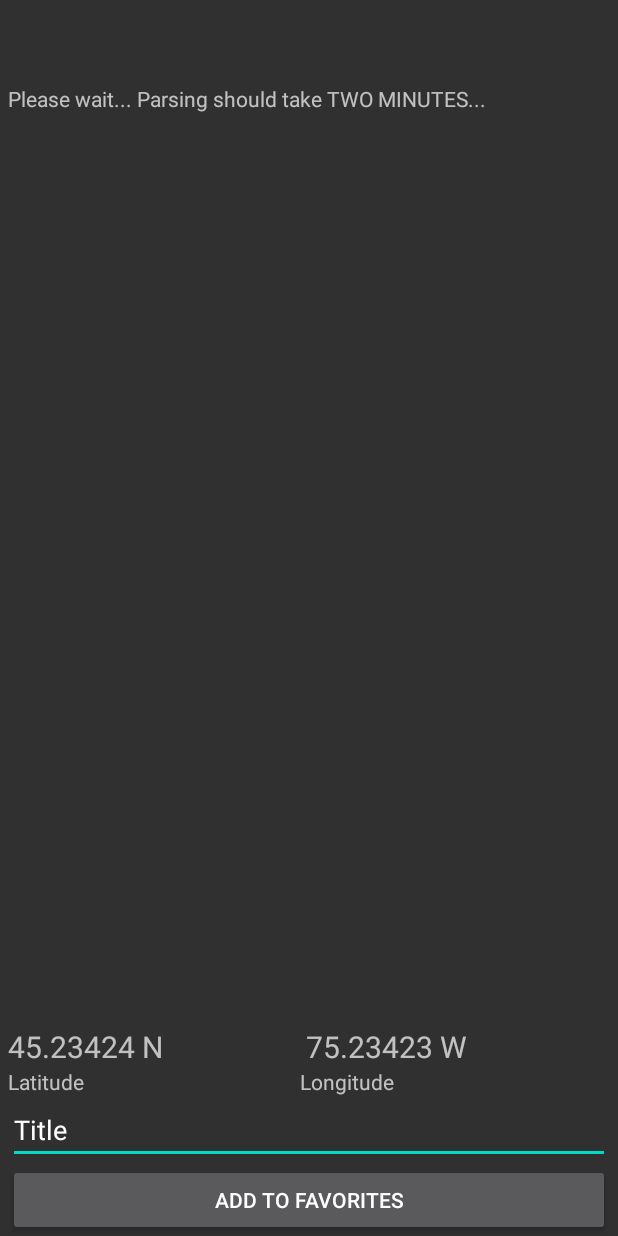
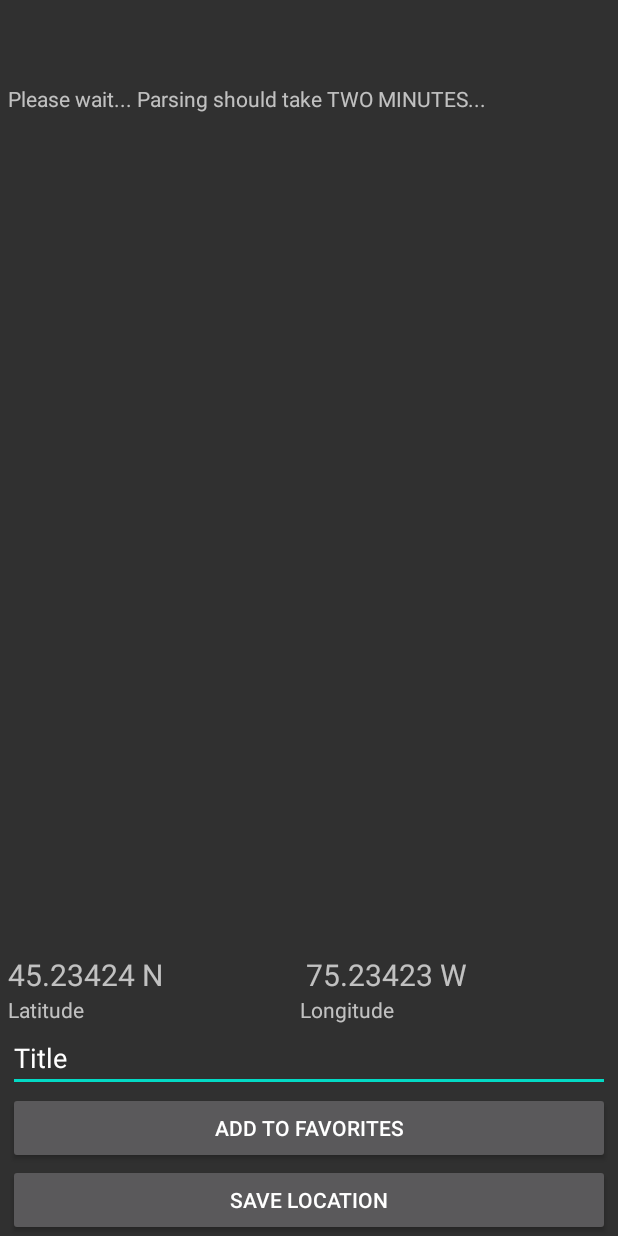
Before and after one commit to leun0090/nasa_earth_imagery_database, an Android app: the layout activity_2.xml on its own in the app's theme, with its tools: preview values and no code run, on a phone screen of 412 x 824 dp. Run offline under Robolectric (Android 15) with nearby library versions, the phone set to English and light mode, and no system bars.

Commit message:
V3 - Add shared preferences to save title in Activity 2

```diff
--- a/app/src/main/res/layout/activity_2.xml
+++ b/app/src/main/res/layout/activity_2.xml
@@ -97,7 +97,7 @@
 
 
                     <EditText
-                        android:id="@+id/editText"
+                        android:id="@+id/titleEditText"
                         android:layout_width="match_parent"
                         android:layout_height="wrap_content"
                         android:layout_weight="1"
@@ -111,6 +111,13 @@
                         android:layout_height="wrap_content"
                         android:layout_weight="1"
                         android:text="@string/activity2_favoriteButton" />
+
+                    <Button
+                        android:id="@+id/saveButton"
+                        android:layout_width="match_parent"
+                        android:layout_height="wrap_content"
+                        android:layout_weight="1"
+                        android:text="Save location" />
 
                 </LinearLayout>
 
--- a/app/src/main/res/menu/drawer_menu.xml
+++ b/app/src/main/res/menu/drawer_menu.xml
@@ -11,19 +11,11 @@
     <!--        app:showAsAction="always|collapseActionView"-->
     <!--        android:title="Search"/>    &lt;!&ndash; This uses showAsAction=always, so look at icon= parameter &ndash;&gt;-->
 
-    <item android:id="@+id/itemChat"
-        android:title="Chat Page"
+    <item android:id="@+id/itemTest"
+        android:title="Test Page"
         android:orderInCategory="100"
-        app:showAsAction="always"/>  <!-- This uses showAsAction=always, so look at icon= parameter -->
+        app:showAsAction="always"/>
 
-    <item android:id="@+id/itemWeather"
-        android:title="Weather Forecast"
-        app:showAsAction="always"
-        android:orderInCategory="200"/> <!-- This uses showAsAction=never, so look at title= parameter -->
 
-    <item android:id="@+id/itemLogin"
-        android:orderInCategory="300"
-        app:showAsAction="always"
-        android:title="Go back to login"/>
 
 </menu>
--- a/app/src/main/res/values/strings.xml
+++ b/app/src/main/res/values/strings.xml
@@ -1,7 +1,11 @@
 <resources>
     <string name="app_name">Nasa Earth Imagery Database</string>
+
+
+    <!-- Activity 2-->
     <string name="activity2_favoriteButton">Add To Favorites</string>
-
     <string name="open">Open</string>
     <string name="close">Close</string>
+
+    <string name="activity2_favoriteSnack">Your map location has been favorited</string>
 </resources>
```
Also changed, not shown: app/src/main/AndroidManifest.xml (+11 -0 lines), app/src/main/java/com/example/nasaearthimagerydatabase/Activity2.java (+94 -79 lines), app/src/main/java/com/example/nasaearthimagerydatabase/TestActivity.java (added, +42 -0 lines), app/src/main/res/layout/activity_test.xml (added, +34 -0 lines), app/src/main/res/layout/header_layout.xml (+6 -4 lines), 2 other files.
